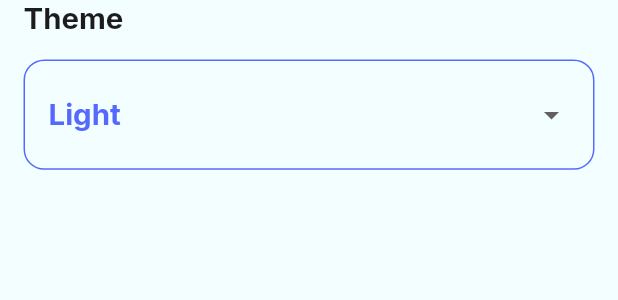
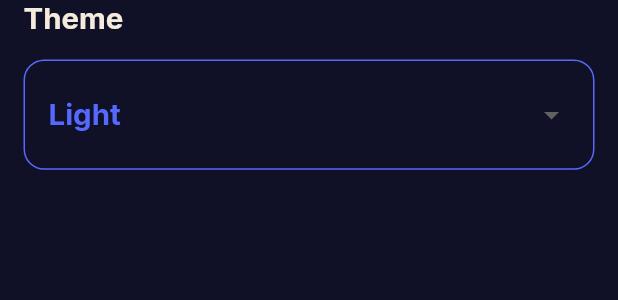
Before and after one commit to Magdyibrahim112/Evently_cycle16, a Flutter app: the CustomDropDownItem widget shown alone on an empty page, opened directly, on a phone screen of 412 x 824 dp. Shown: the top 300 px of the screen. Run offline on Flutter 3.47's test engine with Material 3 defaults, Android fonts, the light colour scheme and no system bars; our stand-ins replace flutter_screenutil, flutter_svg, google_fonts.

Commit message:
congigure lidht-dark theme

```diff
--- a/lib/config/theme/theme_manager.dart
+++ b/lib/config/theme/theme_manager.dart
@@ -7,6 +7,9 @@ import 'package:google_fonts/google_fonts.dart';
 class ThemeManager {
   static final ThemeData light = ThemeData(
     useMaterial3: false,
+    iconTheme: IconThemeData(
+      color: ColorsManager.black1C,
+    ),
     appBarTheme: AppBarTheme(
       backgroundColor: ColorsManager.whiteBlue,
       foregroundColor: ColorsManager.blue,
@@ -15,13 +18,6 @@ class ThemeManager {
     ),
     primaryColor: ColorsManager.blue,
     scaffoldBackgroundColor: ColorsManager.whiteBlue,
-    colorScheme: ColorScheme.fromSeed(seedColor: ColorsManager.blue,
-     primary: ColorsManager.whiteBlue,
-      onPrimary: ColorsManager.blue,
-      secondary: Colors.transparent,
-      onSecondary: ColorsManager.whiteBlue,
-
-    ),
     cardTheme: CardThemeData(
       color: ColorsManager.whiteBlue,
       elevation: 8,
@@ -141,19 +137,28 @@ class ThemeManager {
 
   ),
   );
-  static final ThemeData dark = ThemeData (
+  static final ThemeData dark = ThemeData(
     useMaterial3: false,
+    iconTheme: IconThemeData(
+      color: ColorsManager.ofWhite,
+    ),
+    appBarTheme: AppBarTheme(
+      backgroundColor: ColorsManager.darkBlue,
+      foregroundColor: ColorsManager.blue,
+      titleTextStyle: GoogleFonts.roboto(fontSize: 18.sp, color: ColorsManager.blue, fontWeight: FontWeight.w400,),
+      centerTitle: true,
+    ),
     primaryColor: ColorsManager.darkBlue,
-    scaffoldBackgroundColor: ColorsManager.whiteBlue,
-    colorScheme: ColorScheme.fromSeed(seedColor: ColorsManager.blue,
-      primary: ColorsManager.blue,
-      onPrimary: ColorsManager.white,
-      secondary: Colors.transparent,
-      onSecondary: ColorsManager.white,
-
+    scaffoldBackgroundColor: ColorsManager.darkBlue,
+    cardTheme: CardThemeData(
+        color: ColorsManager.darkBlue,
+        elevation: 8,
+        shape: RoundedRectangleBorder(
+          borderRadius: BorderRadius.circular(8.r),
+        )
     ),
     bottomAppBarTheme: BottomAppBarThemeData(
-      color: ColorsManager.blue,
+      color: ColorsManager.darkBlue,
       elevation: 16,
       shape: CircularNotchedRectangle(),
     ),
@@ -161,18 +166,18 @@ class ThemeManager {
       backgroundColor: Colors.transparent,
       type: BottomNavigationBarType.fixed,
       elevation: 0,
-      selectedItemColor: ColorsManager.white,
-      unselectedItemColor: ColorsManager.white,
+      selectedItemColor: ColorsManager.ofWhite,
+      unselectedItemColor: ColorsManager.ofWhite,
     ),
     floatingActionButtonTheme: FloatingActionButtonThemeData(
-        backgroundColor: ColorsManager.blue,
-        foregroundColor: ColorsManager.white,
-        shape: StadiumBorder(side: BorderSide(color: ColorsManager.white, width: 4))
+        backgroundColor: ColorsManager.darkBlue,
+        foregroundColor: ColorsManager.ofWhite,
+        shape: StadiumBorder(side: BorderSide(color: ColorsManager.ofWhite, width: 4))
     ),
     inputDecorationTheme: InputDecorationTheme(
       enabledBorder: OutlineInputBorder(
         borderRadius: BorderRadius.circular(14.r),
-        borderSide: BorderSide(color: ColorsManager.grey, width: 1.w),
+        borderSide: BorderSide(color: ColorsManager.blue, width: 1.w),
       ),
       focusedBorder: OutlineInputBorder(
         borderRadius: BorderRadius.circular(14.r),
@@ -189,10 +194,15 @@ class ThemeManager {
       labelStyle: GoogleFonts.inter(
         fontSize: 14.sp,
         fontWeight: FontWeight.w500,
-        color: ColorsManager.grey,
+        color: ColorsManager.ofWhite,
       ),
-      prefixIconColor: ColorsManager.grey,
-      suffixIconColor: ColorsManager.grey,
+      hintStyle: GoogleFonts.inter(
+        fontSize: 16.sp,
+        fontWeight: FontWeight.w500,
+        color: ColorsManager.ofWhite,
+      ),
+      prefixIconColor: ColorsManager.ofWhite,
+      suffixIconColor: ColorsManager.ofWhite,
     ),
     elevatedButtonTheme: ElevatedButtonThemeData(
       style: ElevatedButton.styleFrom(
@@ -237,8 +247,26 @@ class ThemeManager {
       bodySmall: GoogleFonts.inter(
         fontSize: 16.sp,
         fontWeight: FontWeight.w500,
-        color: ColorsManager.black1C,
+        color: ColorsManager.ofWhite,
       ),
+      titleSmall: GoogleFonts.inter(
+        fontSize: 14.sp,
+        color: ColorsManager.ofWhite,
+        fontWeight: FontWeight.bold,
+      ),
+      titleMedium: GoogleFonts.inter(
+        fontSize: 16.sp,
+        color: ColorsManager.ofWhite,
+        fontWeight: FontWeight.w500,
+      ),
+      labelMedium: GoogleFonts.inter(
+        fontSize: 20.sp,
+        fontWeight: FontWeight.bold,
+        color: ColorsManager.ofWhite,
+      ),
+
+
+
     ),
   );
 }
--- a/lib/core/resources/colors_manager.dart
+++ b/lib/core/resources/colors_manager.dart
@@ -8,4 +8,5 @@ abstract class ColorsManager {
   static const red = Color(0xFFFF5659);
   static const black1C = Color(0xFF1C1C1C);
   static const white = Color(0xFFFFFFFF);
+  static const ofWhite = Color(0xFFF4EBDC);
 }
--- a/lib/core/widgets/custom_text_form_field.dart
+++ b/lib/core/widgets/custom_text_form_field.dart
@@ -21,7 +21,9 @@ class CustomTextFormField extends StatelessWidget {
   final Widget? prefixIcon;
   final Widget? suffixIcon;
   final TextInputType keyboardType;
-  final bool isSecure;///Optional
+  final bool isSecure;
+
+  ///Optional
   final String? Function(String?)? validator;
   final TextEditingController? controller;
   final int maxLines;
@@ -33,11 +35,7 @@ class CustomTextFormField extends StatelessWidget {
       controller: controller,
       validator: validator,
       obscureText: isSecure,
-      style: GoogleFonts.inter(
-        fontSize: 16.sp,
-        color: ColorsManager.black1C,
-        fontWeight: FontWeight.w400,
-      ),
+      style: Theme.of(context).textTheme.bodySmall,
       keyboardType: keyboardType,
       decoration: InputDecoration(
         labelText: labelText,
--- a/lib/features/create_event/create_event.dart
+++ b/lib/features/create_event/create_event.dart
@@ -33,7 +33,7 @@ class _CreateEventState extends State<CreateEvent> {
               ),
               SizedBox(height: 16.h),
               CustomTabBar(
-                onCategoryItemClicked: (category){
+                onCategoryItemClicked: (category) {
                   setState(() {
                     selectedCategory = category;
                   });
@@ -53,7 +53,10 @@ class _CreateEventState extends State<CreateEvent> {
                 keyboardType: TextInputType.text,
               ),
               SizedBox(height: 16.h),
-              Text("Description", style: Theme.of(context).textTheme.titleMedium),
+              Text(
+                "Description",
+                style: Theme.of(context).textTheme.titleMedium,
+              ),
               SizedBox(height: 8.h),
               CustomTextFormField(
                 hintText: "Event Description",
@@ -63,25 +66,44 @@ class _CreateEventState extends State<CreateEvent> {
               SizedBox(height: 16.h),
               Row(
                 children: [
-                  Icon(Icons.date_range_outlined, color: ColorsManager.black1C,),
-                  SizedBox(width: 4.w,),
-                  Text("Event Date", style: Theme.of(context).textTheme.titleMedium),
+                  Icon(Icons.date_range_outlined),
+                  SizedBox(width: 4.w),
+                  Text(
+                    "Event Date",
+                    style: Theme.of(context).textTheme.titleMedium,
+                  ),
                   Spacer(),
-                  CustomTextButton(text: "Choose Date", onTap: (){
-                    showDatePicker(context: context, firstDate: DateTime.now(), lastDate: DateTime.now().add(Duration(days: 365)));
-                  }),
+                  CustomTextButton(
+                    text: "Choose Date",
+                    onTap: () {
+                      showDatePicker(
+                        context: context,
+                        firstDate: DateTime.now(),
+                        lastDate: DateTime.now().add(Duration(days: 365)),
+                      );
+                    },
+                  ),
                 ],
               ),
               SizedBox(height: 16.h),
               Row(
                 children: [
-                  Icon(Icons.date_range_outlined, color: ColorsManager.black1C,),
-                  SizedBox(width: 4.w,),
-                  Text("Event Time", style: Theme.of(context).textTheme.titleMedium),
+                  Icon(Icons.date_range_outlined),
+                  SizedBox(width: 4.w),
+                  Text(
+                    "Event Time",
+                    style: Theme.of(context).textTheme.titleMedium,
+                  ),
                   Spacer(),
-                  CustomTextButton(text: "Choose Time", onTap: (){
-                    showTimePicker(context: context, initialTime: TimeOfDay.now());
-                  }),
+                  CustomTextButton(
+                    text: "Choose Time",
+                    onTap: () {
+                      showTimePicker(
+                        context: context,
+                        initialTime: TimeOfDay.now(),
+                      );
+                    },
+                  ),
                 ],
               ),
               SizedBox(height: 24.h),
@@ -93,7 +115,7 @@ class _CreateEventState extends State<CreateEvent> {
                 keyboardType: TextInputType.text,
               ),
               */
-              CustomElevatedButton(text: "Create Event", onPress: (){}),
+              CustomElevatedButton(text: "Create Event", onPress: () {}),
             ],
           ),
         ),
--- a/lib/features/main_layout/home/home_tab.dart
+++ b/lib/features/main_layout/home/home_tab.dart
@@ -61,10 +61,13 @@ class _HomeTabState extends State<HomeTab> {
                       ],
                     ),
                     Spacer(),
-                    IconButton(onPressed: (){}, icon: Icon(Icons.light_mode, color: ColorsManager.white),),
+                    IconButton(
+                      onPressed: () {},
+                      icon: Icon(Icons.light_mode, color: ColorsManager.white),
+                    ),
                     SizedBox(width: 10.w),
                     InkWell(
-                      onTap: (){},
+                      onTap: () {},
                       child: Card(
                         child: Padding(
                           padding: const EdgeInsets.all(8.0),
@@ -80,10 +83,10 @@ class _HomeTabState extends State<HomeTab> {
                 SizedBox(height: 12.h),
                 CustomTabBar(
                   categories: CategoryModel.categoriesWithAll,
-                  selectedBgColor: Theme.of(context).colorScheme.primary,
-                  selectedFgColor: Theme.of(context).colorScheme.onPrimary,
-                  unSelectedBgColor: Theme.of(context).colorScheme.secondary,
-                  unSelectedFgColor: Theme.of(context).colorScheme.onSecondary,
+                  selectedBgColor: ColorsManager.whiteBlue,
+                  selectedFgColor: ColorsManager.blue,
+                  unSelectedBgColor: Colors.transparent,
+                  unSelectedFgColor: ColorsManager.whiteBlue,
                 ),
                 //Expanded(child: ListView.builder(itemBuilder: (context, index)=> , itemCount: ,)),
               ],
--- a/lib/features/main_layout/profile/custom_drop_down_item.dart
+++ b/lib/features/main_layout/profile/custom_drop_down_item.dart
@@ -4,10 +4,15 @@ import 'package:flutter_screenutil/flutter_screenutil.dart';
 import 'package:google_fonts/google_fonts.dart';
 
 class CustomDropDownItem extends StatelessWidget {
-  const CustomDropDownItem({super.key, required this.label, required this.selectedLabel, required this.menuItems});
-final String label;
-final String selectedLabel;
-final List<String> menuItems;
+  const CustomDropDownItem({
+    super.key,
+    required this.label,
+    required this.selectedLabel,
+    required this.menuItems,
+  });
+  final String label;
+  final String selectedLabel;
+  final List<String> menuItems;
   @override
   Widget build(BuildContext context) {
     return Container(
@@ -15,10 +20,7 @@ final List<String> menuItems;
       child: Column(
         crossAxisAlignment: CrossAxisAlignment.start,
         children: [
-          Text(
-            label,
-            style: Theme.of(context).textTheme.labelMedium,
-          ),
+          Text(label, style: Theme.of(context).textTheme.labelMedium),
           SizedBox(height: 16.h),
           Container(
             padding: REdgeInsets.symmetric(horizontal: 16, vertical: 12),
@@ -40,11 +42,22 @@ final List<String> menuItems;
                 Spacer(),
                 //Switch(value: true, onChanged: (_){}),
                 DropdownButton(
+                  dropdownColor: ColorsManager.white,
+                  //borderRadius: BorderRadius.circular(8),
                   underline: Container(),
                   items: menuItems
                       .map(
-                        (item) =>
-                            DropdownMenuItem(value: item, child: Text(item)),
+                        (item) => DropdownMenuItem(
+                          value: item,
+                          child: Text(
+                            item,
+                            style: GoogleFonts.inter(
+                              color: ColorsManager.black1C,
+                              fontSize: 14.sp,
+                              fontWeight: FontWeight.w400,
+                            ),
+                          ),
+                        ),
                       )
                       .toList(),
                   onChanged: (selectedItem) {},
--- a/lib/features/main_layout/profile/profile_tab.dart
+++ b/lib/features/main_layout/profile/profile_tab.dart
@@ -68,7 +68,7 @@ class ProfileTab extends StatelessWidget {
           selectedLabel: "English",
           menuItems: ["English", "عربى"],
         ),
-        Spacer(flex: 7,),
+        Spacer(flex: 7),
         Container(
           margin: REdgeInsets.symmetric(horizontal: 16),
           child: ElevatedButton(
@@ -87,12 +87,12 @@ class ProfileTab extends StatelessWidget {
               children: [
                 Icon(Icons.logout),
                 SizedBox(width: 8.w),
-                Text("Logout",),
+                Text("Logout"),
               ],
             ),
           ),
         ),
-        Spacer(flex: 3,),
+        Spacer(flex: 3),
       ],
     );
   }
--- a/lib/main.dart
+++ b/lib/main.dart
@@ -25,7 +25,7 @@ class Evently extends StatelessWidget {
         //initialRoute: AppRoutes.register,
         theme: ThemeManager.light,
         darkTheme: ThemeManager.dark,
-        //themeMode: ThemeMode.dark,
+        themeMode: ThemeMode.dark,
         locale: Locale("en"),
       ),
     );
--- a/lib/models/category_model.dart
+++ b/lib/models/category_model.dart
@@ -28,7 +28,7 @@ class CategoryModel {
 
   ];
  static List<CategoryModel> categories = [
-    CategoryModel(id: "0", name: "All", icon: Icons.all_inclusive_rounded, imagePath: "imagePath"),
+    //CategoryModel(id: "0", name: "All", icon: Icons.all_inclusive_rounded, imagePath: "imagePath"),
    CategoryModel(id: "1", name: "Sports", icon: Icons.sports_football_rounded, imagePath: ImageAssets.sports),
    CategoryModel(id: "2", name: "Birthday", icon: Icons.cake_rounded, imagePath: ImageAssets.birthday),
    CategoryModel(id: "3", name: "Meeting", icon: Icons.laptop_mac_rounded, imagePath: ImageAssets.meeting),
```
